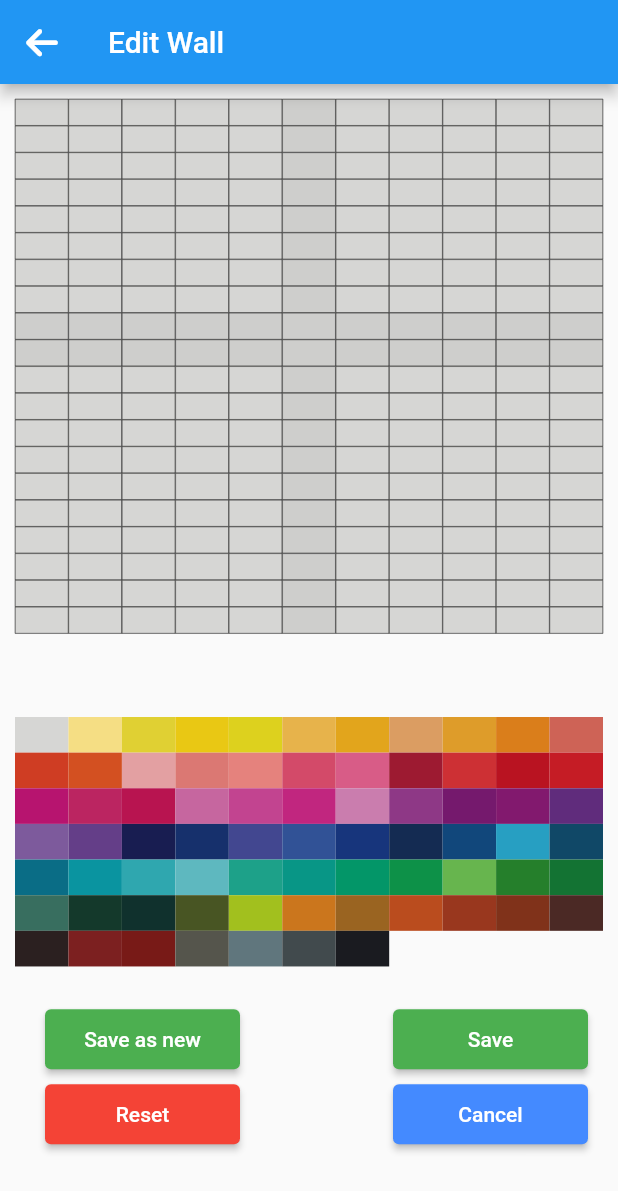
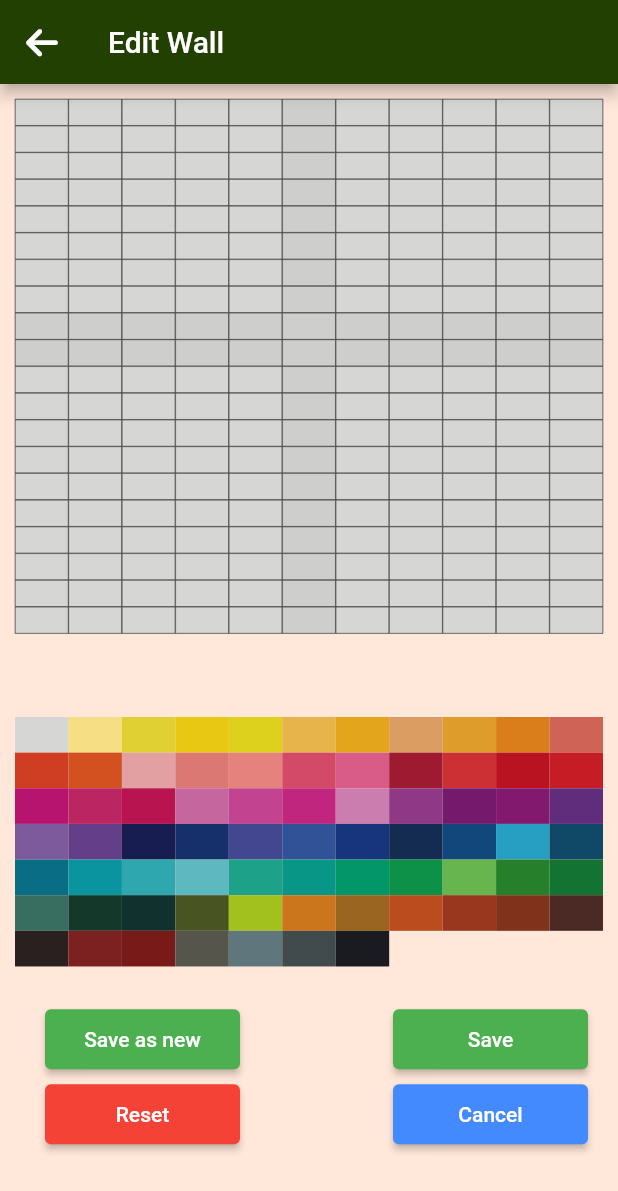
Before and after one commit to milos-73/grid_maker_bricks, a Flutter app: the EditWall screen opened directly, after a tap on "Reset", on a phone screen of 412 x 824 dp. Shown: the top 1191 px of the screen. Run offline on Flutter 3.47's test engine with Material 2 defaults, Android fonts, the phone set to English and light mode, and no system bars; our stand-ins replace font_awesome_flutter, share_plus, shared_preferences; accounts and stored records are empty.

Commit message:
Upravená farebnosť obrazoviek; Pridané tlačidlá na zdielanie steny a číslo steny

```diff
--- a/lib/edit_wall.dart
+++ b/lib/edit_wall.dart
@@ -9,6 +9,7 @@ import 'package:shared_preferences/shared_preferences.dart';
 import 'color_buttons.dart';
 import 'edit_wall_tiles.dart';
 import 'editor_buttons.dart';
+import 'hex_color.dart';
 import 'list_of_walls.dart';
 
 class EditWall extends StatefulWidget {
@@ -34,9 +35,10 @@ class _EditWallState extends State<EditWall> {
 
  @override
   Widget build(BuildContext context) {
-    return Scaffold(
+    return Scaffold(backgroundColor: HexColor('#ffe7d9'),
       appBar: AppBar(
       title: const Text('Edit Wall'),
+        backgroundColor:HexColor('#214001'),
         leading: IconButton(onPressed: (){Navigator.pushReplacement(context, MaterialPageRoute(builder: (context) => const ListWalls()));} , icon: const FaIcon(FontAwesomeIcons.arrowLeft)),
       ),
       body: SingleChildScrollView(
--- a/lib/reset_editor.dart
+++ b/lib/reset_editor.dart
@@ -5,6 +5,7 @@ import 'package:font_awesome_flutter/font_awesome_flutter.dart';
 import 'color_buttons.dart';
 import 'edit_wall_tiles.dart';
 import 'editor_buttons.dart';
+import 'hex_color.dart';
 import 'list_of_walls.dart';
 
 class ResetEditor extends StatefulWidget {
@@ -21,8 +22,9 @@ class _ResetEditorState extends State<ResetEditor> {
 
   @override
   Widget build(BuildContext context) {
-    return Scaffold(
+    return Scaffold(backgroundColor: HexColor('#ffe7d9'),
       appBar: AppBar(
+        backgroundColor:HexColor('#214001'),
         title: const Text('Edit Wall'),
         leading: IconButton(onPressed: (){Navigator.pushReplacement(context, MaterialPageRoute(builder: (context) => const ListWalls()));} , icon: const FaIcon(FontAwesomeIcons.arrowLeft)),
       ),
--- a/pubspec.yaml
+++ b/pubspec.yaml
@@ -16,7 +16,7 @@ publish_to: 'none' # Remove this line if you wish to publish to pub.dev
 # https://developer.apple.com/library/archive/documentation/General/Reference/InfoPlistKeyReference/Articles/CoreFoundationKeys.html
 # In Windows, build-name is used as the major, minor, and patch parts
 # of the product and file versions while build-number is used as the build suffix.
-version: 1.0.2+1
+version: 1.1.0+2
 
 environment:
   sdk: '>=3.1.0-300.0.dev <4.0.0'
@@ -34,6 +34,7 @@ dependencies:
   shared_preferences: ^2.2.1
   font_awesome_flutter: ^10.5.0
   flutter_launcher_icons: ^0.13.1
+  share_plus: ^7.1.0
 
 flutter_launcher_icons:
   #  image_path: "assets/images/icon-128x128.png"
```
Also changed, not shown: lib/list_of_walls.dart (+10 -1 lines), lib/wals_items.dart (+15 -3 lines), pubspec.lock, 6 other files.
